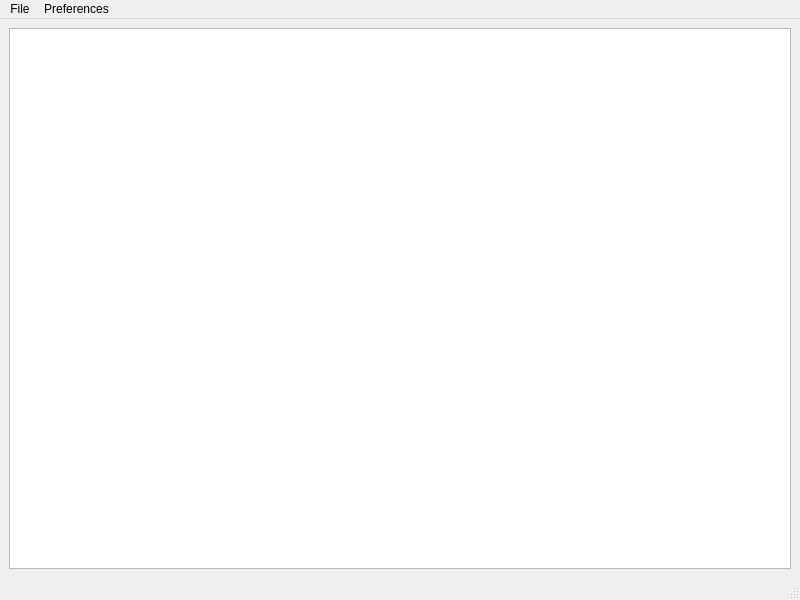
kapustaprusta/advent_test_task, file res/forms/main_window.ui: the form before one commit.
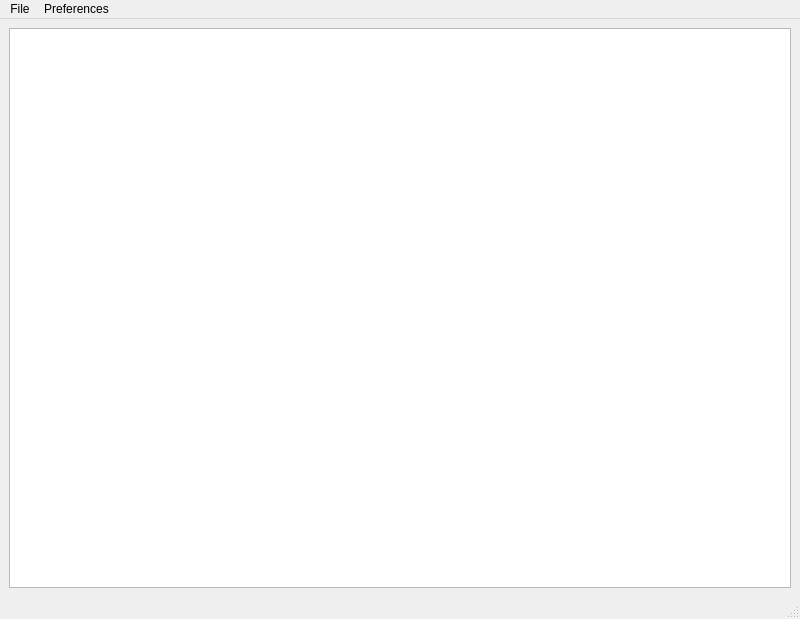
The form after the commit. Icons and pictures are not drawn.

What changed in the file:
```diff
--- a/res/forms/main_window.ui
+++ b/res/forms/main_window.ui
@@ -7,7 +7,7 @@
     <x>0</x>
     <y>0</y>
     <width>800</width>
-    <height>600</height>
+    <height>619</height>
    </rect>
   </property>
   <property name="sizePolicy">
```
Left out of the diff: 5 changed lines with no effect on the pictures.
